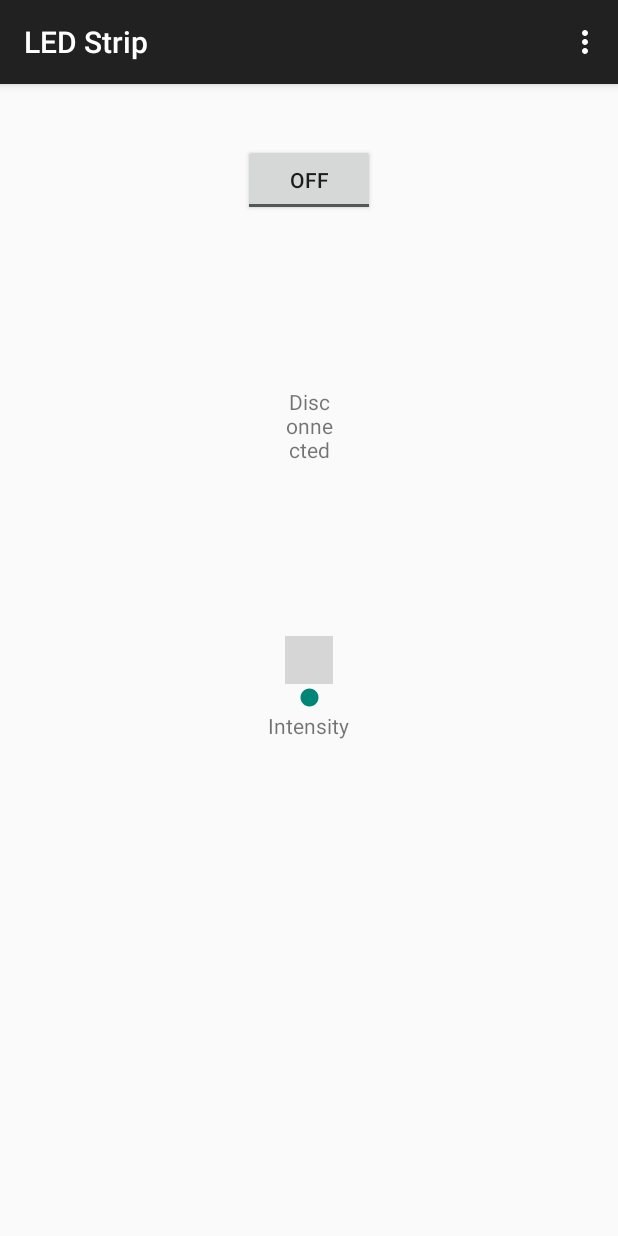
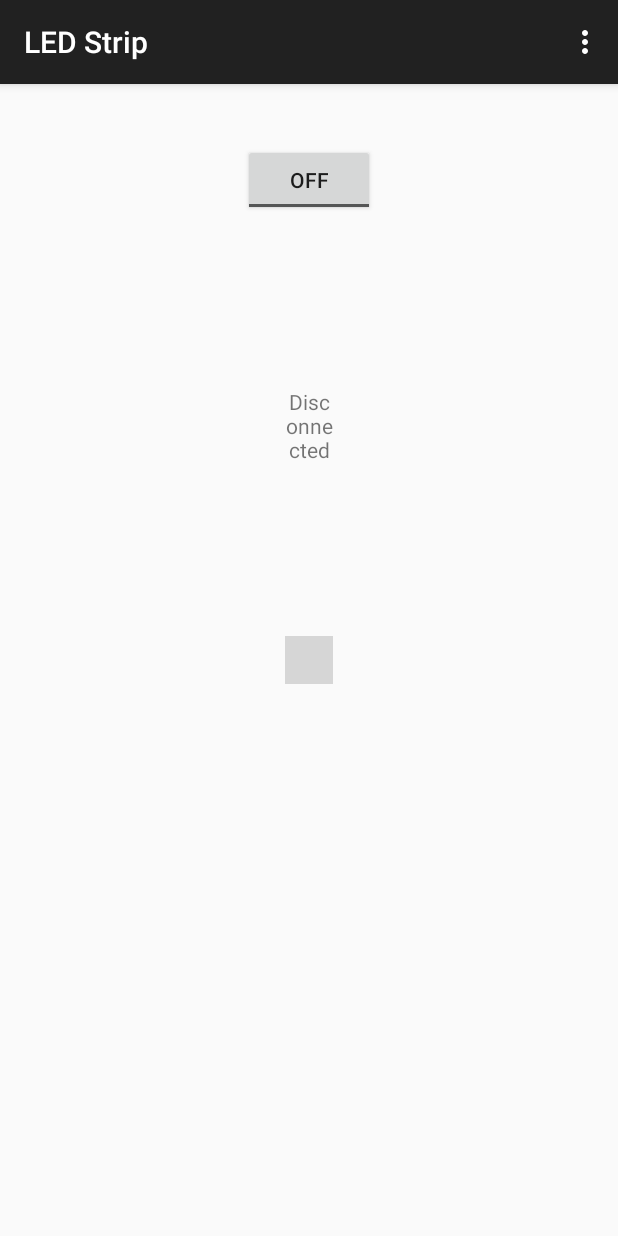
Before and after one commit to swstack/bean-led-strip, an Android app: the screen it shows after launch (MainActivity), on a phone screen of 412 x 824 dp. Run offline under Robolectric (Android 15) with nearby library versions, the phone set to English and light mode, and no system bars; libraries missing offline, so code that uses them is left out: com.larswerkman.holocolorpicker, com.punchthrough.bean; plain views replace ColorPicker; 4 statements that could not run were skipped; grey boxes are pictures that could not be loaded.

Commit message:
android: remove intensity bar

```diff
--- a/android/app/src/main/java/com/bean/swstack/beanledstrip/MainActivity.java
+++ b/android/app/src/main/java/com/bean/swstack/beanledstrip/MainActivity.java
@@ -6,15 +6,11 @@ import android.util.Log;
 import android.view.Menu;
 import android.view.MenuItem;
 import android.widget.CompoundButton;
-import android.widget.SeekBar;
 import android.widget.TextView;
 import android.widget.ToggleButton;
-import android.graphics.Color;
 
 import com.larswerkman.holocolorpicker.ColorPicker;
 import com.larswerkman.holocolorpicker.ColorPicker.OnColorChangedListener;
-
-import java.io.IOException;
 
 
 public class MainActivity extends AppCompatActivity {
@@ -23,7 +19,6 @@ public class MainActivity extends AppCompatActivity {
     private BeanLEDStrip beanLedStrip;
 
     ToggleButton powerButton;
-    SeekBar intensitySeekBar;
     ColorPicker picker;
 
     @Override
@@ -32,13 +27,11 @@ public class MainActivity extends AppCompatActivity {
         setContentView(R.layout.activity_main);
 
         powerButton = (ToggleButton) findViewById(R.id.powerButton);
-        intensitySeekBar = (SeekBar) findViewById(R.id.intensitySeekBar);
         picker = (ColorPicker) findViewById(R.id.picker);
 
         picker.setOnColorChangedListener(colorChangedListener);
 
         powerButton.setOnCheckedChangeListener(powerChangeListener);
-        intensitySeekBar.setOnSeekBarChangeListener(intensityChangeListener);
 
         beanLedStrip = new BeanLEDStrip(this, (TextView) findViewById(R.id.connectStatusText));
         beanLedStrip.connect();
@@ -75,23 +68,6 @@ public class MainActivity extends AppCompatActivity {
         }
     };
 
-    private SeekBar.OnSeekBarChangeListener intensityChangeListener = new SeekBar.OnSeekBarChangeListener() {
-        @Override
-        public void onProgressChanged(SeekBar seekBar, int progress, boolean fromUser) {
-            Log.d(TAG, "Intensity seek bar changed to " + progress);
-        }
-
-        @Override
-        public void onStartTrackingTouch(SeekBar seekBar) {
-
-        }
-
-        @Override
-        public void onStopTrackingTouch(SeekBar seekBar) {
-
-        }
-    };
-
     @Override
     public boolean onCreateOptionsMenu(Menu menu) {
         // Inflate the menu; this adds items to the action bar if it is present.
--- a/android/app/src/main/res/layout/activity_main.xml
+++ b/android/app/src/main/res/layout/activity_main.xml
@@ -36,21 +36,5 @@
         android:layout_centerVertical="true"
         android:layout_centerHorizontal="true" />
 
-    <SeekBar
-        android:layout_width="wrap_content"
-        android:layout_height="wrap_content"
-        android:id="@+id/intensitySeekBar"
-        android:layout_below="@+id/picker"
-        android:layout_alignStart="@+id/connectStatusText"
-        android:layout_alignEnd="@+id/picker" />
-
-    <TextView
-        android:layout_width="wrap_content"
-        android:layout_height="wrap_content"
-        android:text="Intensity"
-        android:id="@+id/textView2"
-        android:layout_below="@+id/intensitySeekBar"
-        android:layout_centerHorizontal="true" />
-
 
 </RelativeLayout>
```
